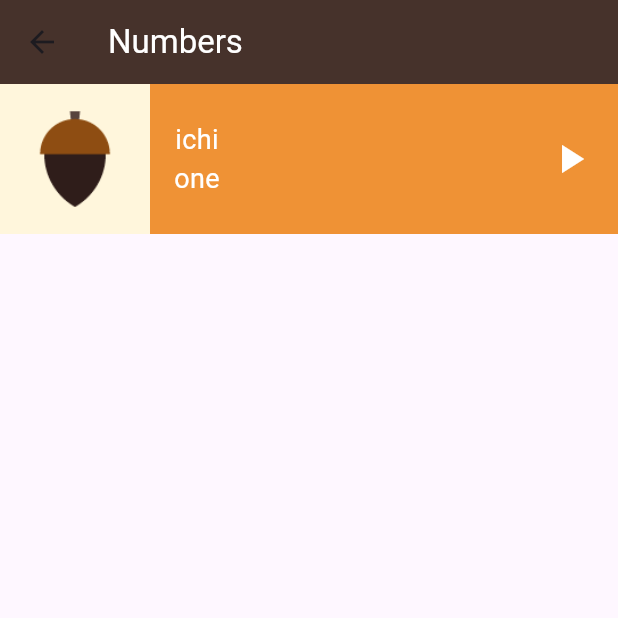
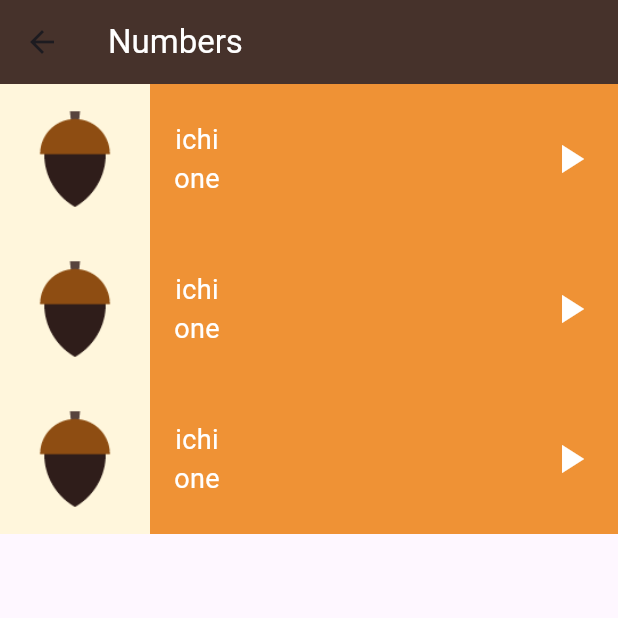
Before and after one commit to mahabdo571/toku_app, a Flutter app: the NumbersPage screen opened directly, on a phone screen of 412 x 824 dp, the top half of it. Run offline on Flutter 3.47's test engine with Material 3 defaults, Android fonts, the phone set to English and light mode, and no system bars.

Commit message:
refactor NumbersPage to use NumberItem component and create Number model

```diff
--- /dev/null
+++ b/lib/components/number_item.dart
@@ -0,0 +1,41 @@
+import 'package:flutter/material.dart';
+import 'package:toku_app/models/number.dart';
+
+class NumberItem extends StatelessWidget {
+  const NumberItem({super.key, required this.number});
+  final Number number;
+
+  @override
+  Widget build(BuildContext context) {
+    return Container(
+      height: 100,
+      color: Color(0xffef9235),
+      child: Row(
+        children: [
+          Container(color: Color(0xfffff6dc), child: Image.asset(number.image)),
+          Padding(
+            padding: const EdgeInsets.only(left: 16),
+            child: Column(
+              mainAxisAlignment: MainAxisAlignment.center,
+              children: [
+                Text(
+                  number.jpName,
+                  style: TextStyle(color: Colors.white, fontSize: 18),
+                ),
+                Text(
+                  number.enName,
+                  style: TextStyle(color: Colors.white, fontSize: 18),
+                ),
+              ],
+            ),
+          ),
+          Spacer(flex: 1),
+          Padding(
+            padding: const EdgeInsets.only(right: 16),
+            child: Icon(Icons.play_arrow, color: Colors.white, size: 32),
+          ),
+        ],
+      ),
+    );
+  }
+}
--- /dev/null
+++ b/lib/models/number.dart
@@ -0,0 +1,11 @@
+class Number {
+  final String image;
+  final String jpName;
+  final String enName;
+
+  const Number({
+    required this.image,
+    required this.jpName,
+    required this.enName,
+  });
+}
--- a/lib/screens/numbers_page.dart
+++ b/lib/screens/numbers_page.dart
@@ -1,8 +1,10 @@
 import 'package:flutter/material.dart';
+import 'package:toku_app/components/number_item.dart';
+import 'package:toku_app/models/number.dart';
 
 class NumbersPage extends StatelessWidget {
   const NumbersPage({super.key});
-  final Number one =const Number(
+  final Number one = const Number(
     image: 'assets/images/numbers/number_one.png',
     jpName: 'ichi',
     enName: 'one',
@@ -15,47 +17,13 @@ class NumbersPage extends StatelessWidget {
         backgroundColor: Color(0xff46322b),
         title: const Text('Numbers', style: TextStyle(color: Colors.white)),
       ),
-      body: Container(
-        height: 100,
-        color: Color(0xffef9235),
-        child: Row(
-          children: [
-            Container(
-              color: Color(0xfffff6dc),
-              child: Image.asset('assets/images/numbers/number_one.png'),
-            ),
-            Padding(
-              padding: const EdgeInsets.only(left: 16),
-              child: Column(
-                mainAxisAlignment: MainAxisAlignment.center,
-                children: [
-                  Text(
-                    'ichi',
-                    style: TextStyle(color: Colors.white, fontSize: 18),
-                  ),
-                  Text(
-                    'one',
-                    style: TextStyle(color: Colors.white, fontSize: 18),
-                  ),
-                ],
-              ),
-            ),
-            Spacer(flex: 1),
-            Padding(
-              padding: const EdgeInsets.only(right: 16),
-              child: Icon(Icons.play_arrow, color: Colors.white, size: 32),
-            ),
-          ],
-        ),
+      body: Column(
+        children: [
+          NumberItem(number: one),
+          NumberItem(number: one),
+          NumberItem(number: one),
+        ],
       ),
     );
   }
 }
-
-class Number{
- final String image;
- final String jpName;
- final String enName;
-
- const Number({required this.image, required this.jpName, required this.enName});
-}
```
